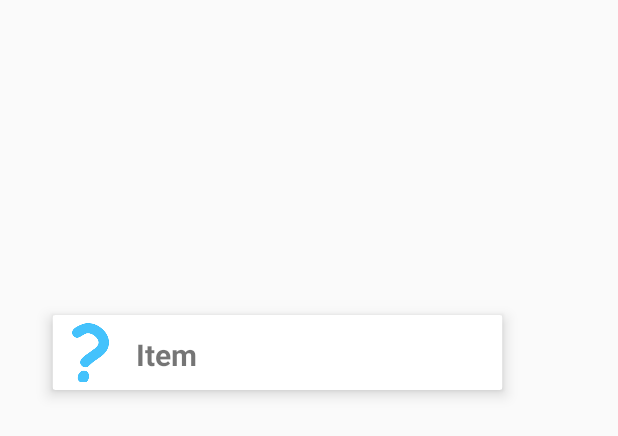
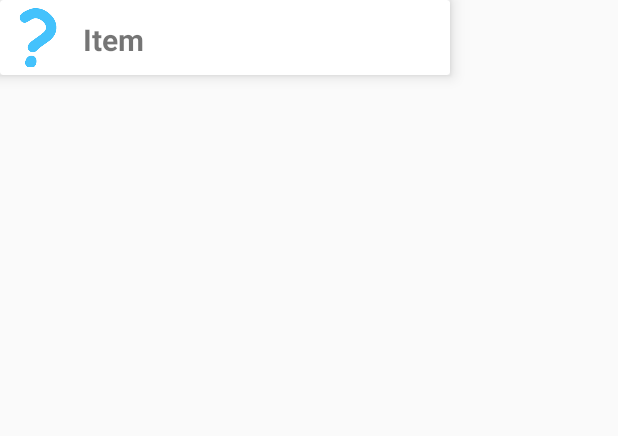
Before and after one commit to marko-lazarevic/Mindfizz, an Android app built with Jetpack Compose: the layout card_view_design.xml on its own in the app's theme, with its tools: preview values and no code run, on a phone screen of 412 x 824 dp. Shown: the top 436 px of the screen. Run offline under Robolectric (Android 15) with nearby library versions, the phone set to English and light mode, and no system bars.

Commit message:
Removed translate x and y

```diff
--- a/app/src/main/res/layout/card_view_design.xml
+++ b/app/src/main/res/layout/card_view_design.xml
@@ -4,9 +4,7 @@
     xmlns:app="http://schemas.android.com/apk/res-auto"
     android:layout_width="300dp"
     android:layout_height="50dp"
-    android:translationY="200dp"
-    android:translationX="25dp"
-    android:layout_margin="10dp"
+    android:layout_marginBottom="10dp"
     app:cardElevation="6dp">
 
     <LinearLayout
```
